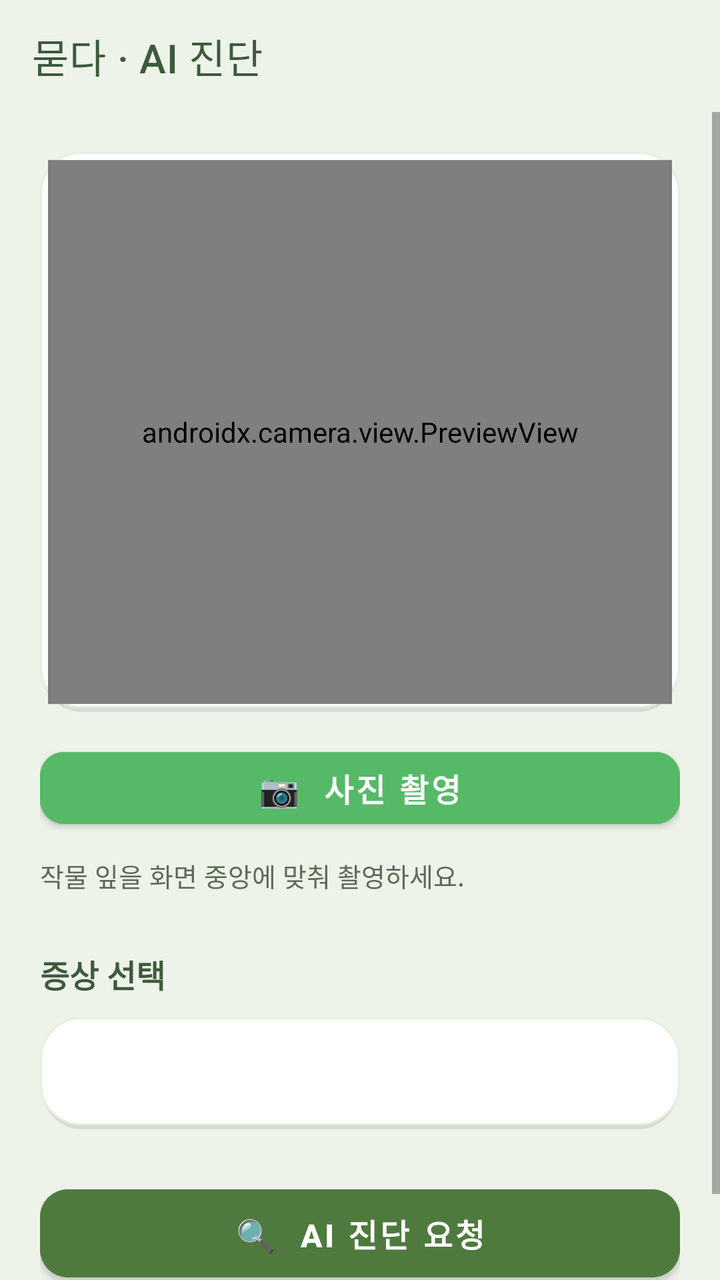
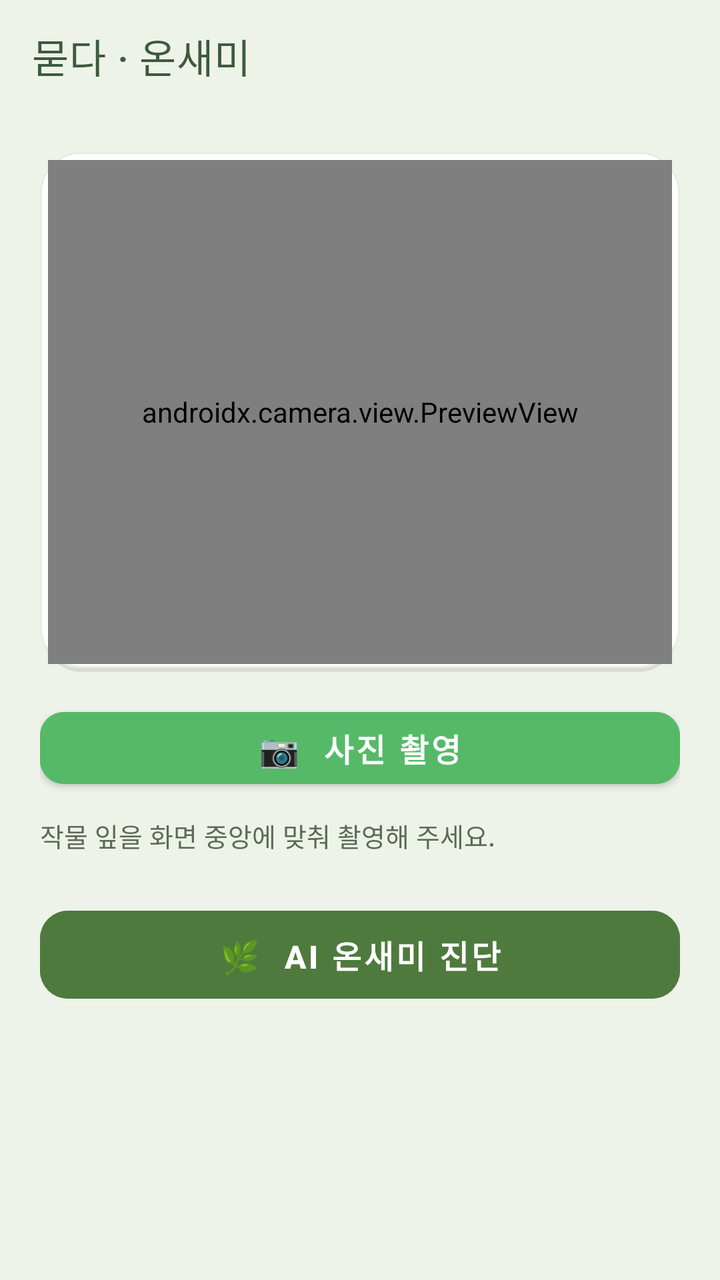

Two renders of the same Android screen: before a commit and after it. Below are the layout's source before the change and the commit's diff.
<!-- AndroidManifest.xml: activity theme Theme.Kiuda -->
<!-- res/layout/activity_ask.xml -->
<?xml version="1.0" encoding="utf-8"?>
<LinearLayout xmlns:android="http://schemas.android.com/apk/res/android"
    xmlns:app="http://schemas.android.com/apk/res-auto"
    android:layout_width="match_parent"
    android:layout_height="match_parent"
    android:orientation="vertical"
    android:background="@color/neo_bg">

    <com.google.android.material.appbar.MaterialToolbar
        android:id="@+id/toolbar"
        android:layout_width="match_parent"
        android:layout_height="?attr/actionBarSize"
        android:background="@color/neo_bg"
        app:titleTextColor="@color/neo_text_dark"
        app:title="묻다 · AI 진단"
        app:navigationIconTint="@color/neo_text_dark" />

    <ScrollView
        android:layout_width="match_parent"
        android:layout_height="0dp"
        android:layout_weight="1"
        android:clipToPadding="false"
        android:paddingBottom="20dp">

        <LinearLayout
            android:layout_width="match_parent"
            android:layout_height="wrap_content"
            android:orientation="vertical"
            android:padding="20dp">

            
            <FrameLayout
                android:layout_width="match_parent"
                android:layout_height="280dp"
                android:background="@drawable/bg_neo_card"
                android:padding="4dp">

                <androidx.camera.view.PreviewView
                    android:id="@+id/previewView"
                    android:layout_width="match_parent"
                    android:layout_height="match_parent"
                    android:background="#1A2E1A" />
            </FrameLayout>

            <com.google.android.material.button.MaterialButton
                android:id="@+id/btnCapture"
                android:layout_width="match_parent"
                android:layout_height="48dp"
                android:layout_marginTop="14dp"
                android:text="📷  사진 촬영"
                android:textStyle="bold"
                app:cornerRadius="12dp"
                android:backgroundTint="@color/neo_green_primary" />

            <TextView
                android:id="@+id/tvStatus"
                android:layout_width="wrap_content"
                android:layout_height="wrap_content"
                android:layout_marginTop="10dp"
                android:text="작물 잎을 화면 중앙에 맞춰 촬영하세요."
                android:textSize="13sp"
                android:textColor="@color/neo_muted" />

            
            <TextView
                android:layout_width="wrap_content"
                android:layout_height="wrap_content"
                android:layout_marginTop="28dp"
                android:text="증상 선택"
                android:textSize="16sp"
                android:textStyle="bold"
                android:textColor="@color/neo_text_dark" />

            <LinearLayout
                android:id="@+id/containerSymptoms"
                android:layout_width="match_parent"
                android:layout_height="wrap_content"
                android:orientation="vertical"
                android:layout_marginTop="10dp"
                android:padding="16dp"
                android:background="@drawable/bg_neo_card"
                android:minHeight="56dp" />

            <com.google.android.material.button.MaterialButton
                android:id="@+id/btnDiagnose"
                android:layout_width="match_parent"
                android:layout_height="56dp"
                android:layout_marginTop="24dp"
                android:text="🔍  AI 진단 요청"
                android:textSize="16sp"
                android:textStyle="bold"
                app:cornerRadius="14dp"
                android:backgroundTint="@color/neo_green_dark" />

            <ProgressBar
                android:id="@+id/progress"
                android:layout_width="wrap_content"
                android:layout_height="wrap_content"
                android:layout_gravity="center"
                android:layout_marginTop="16dp"
                android:indeterminateTint="@color/neo_green_primary"
                android:visibility="gone" />

        </LinearLayout>
    </ScrollView>
</LinearLayout>
<!-- resources referenced by this layout -->
<resources>
  <color name="neo_bg">#EEF3EA</color>
  <color name="neo_green_dark">#4F7A3E</color>
  <color name="neo_green_primary">#56B968</color>
  <color name="neo_muted">#5C6B55</color>
  <color name="neo_text_dark">#3D5A3D</color>
  <!-- drawable bg_neo_card (drawable) -->
  <?xml version="1.0" encoding="utf-8"?>
  <layer-list xmlns:android="http://schemas.android.com/apk/res/android">
      <item android:left="1dp" android:top="2dp" android:right="1dp" android:bottom="0dp">
          <shape android:shape="rectangle">
              <solid android:color="#18000000" />
              <corners android:radius="20dp" />
          </shape>
      </item>
      <item android:bottom="2dp">
          <shape android:shape="rectangle">
              <solid android:color="#FFFFFF" />
              <corners android:radius="20dp" />
              <stroke android:width="1dp" android:color="#E5EFE0" />
          </shape>
      </item>
  </layer-list>
  <style name="Theme.Kiuda" parent="Theme.MaterialComponents.DayNight.NoActionBar">
          <item name="colorPrimary">@color/neo_green_primary</item>
          <item name="colorPrimaryVariant">@color/neo_green_dark</item>
          <item name="colorOnPrimary">@color/neo_white</item>
          <item name="colorSecondary">@color/neo_leaf</item>
          <item name="colorOnSecondary">@color/neo_white</item>
          <item name="colorSurface">@color/neo_bg</item>
          <item name="colorOnSurface">@color/neo_text</item>
          <item name="android:colorBackground">@color/neo_bg</item>
          <item name="android:statusBarColor">@color/neo_green_dark</item>
          <item name="android:navigationBarColor">@color/neo_bg</item>
          <item name="android:windowLightStatusBar">false</item>
          <item name="materialButtonStyle">@style/Widget.Kiuda.Button</item>
      </style>
  <color name="neo_white">#FFFFFF</color>
  <color name="neo_leaf">#7CB342</color>
  <color name="neo_text">#2C3A28</color>
  <style name="Widget.Kiuda.Button" parent="Widget.MaterialComponents.Button">
          <item name="cornerRadius">12dp</item>
          <item name="android:textAllCaps">false</item>
          <item name="android:textSize">16sp</item>
          <item name="backgroundTint">@color/neo_green_primary</item>
          <item name="android:textColor">@color/neo_white</item>
      </style>
</resources>

<!-- the commit's change to res/layout/activity_ask.xml (unified diff, before → after) -->
@@ -12,7 +12,7 @@
         android:layout_height="?attr/actionBarSize"
         android:background="@color/neo_bg"
         app:titleTextColor="@color/neo_text_dark"
-        app:title="묻다 · AI 진단"
+        app:title="묻다 · 온새미"
         app:navigationIconTint="@color/neo_text_dark" />
 
     <ScrollView
@@ -28,10 +28,9 @@
             android:orientation="vertical"
             android:padding="20dp">
 
-            
             <FrameLayout
                 android:layout_width="match_parent"
-                android:layout_height="280dp"
+                android:layout_height="260dp"
                 android:background="@drawable/bg_neo_card"
                 android:padding="4dp">
 
@@ -54,22 +53,35 @@
 
             <TextView
                 android:id="@+id/tvStatus"
-                android:layout_width="wrap_content"
+                android:layout_width="match_parent"
                 android:layout_height="wrap_content"
                 android:layout_marginTop="10dp"
-                android:text="작물 잎을 화면 중앙에 맞춰 촬영하세요."
+                android:text="작물 잎을 화면 중앙에 맞춰 촬영해 주세요."
                 android:textSize="13sp"
-                android:textColor="@color/neo_muted" />
+                android:textColor="@color/neo_muted"
+                android:lineSpacingExtra="2dp" />
 
             
             <TextView
+                android:id="@+id/tvPredictTitle"
                 android:layout_width="wrap_content"
                 android:layout_height="wrap_content"
-                android:layout_marginTop="28dp"
-                android:text="증상 선택"
+                android:layout_marginTop="24dp"
+                android:text="온새미가 사진으로 짐작한 질문"
                 android:textSize="16sp"
                 android:textStyle="bold"
-                android:textColor="@color/neo_text_dark" />
+                android:textColor="@color/neo_text_dark"
+                android:visibility="gone" />
+
+            <TextView
+                android:id="@+id/tvPredictHint"
+                android:layout_width="match_parent"
+                android:layout_height="wrap_content"
+                android:layout_marginTop="4dp"
+                android:text="해당되는 항목을 골라 주세요. 여러 개 선택 가능해요."
+                android:textSize="12sp"
+                android:textColor="@color/neo_muted"
+                android:visibility="gone" />
 
             <LinearLayout
                 android:id="@+id/containerSymptoms"
@@ -77,20 +89,60 @@
                 android:layout_height="wrap_content"
                 android:orientation="vertical"
                 android:layout_marginTop="10dp"
-                android:padding="16dp"
+                android:padding="14dp"
                 android:background="@drawable/bg_neo_card"
-                android:minHeight="56dp" />
+                android:minHeight="48dp"
+                android:visibility="gone" />
+
+            
+            <TextView
+                android:id="@+id/tvCustomLabel"
+                android:layout_width="wrap_content"
+                android:layout_height="wrap_content"
+                android:layout_marginTop="16dp"
+                android:text="직접 물어보기"
+                android:textSize="14sp"
+                android:textStyle="bold"
+                android:textColor="@color/neo_text_dark"
+                android:visibility="gone" />
+
+            <com.google.android.material.textfield.TextInputLayout
+                android:id="@+id/tilCustomQuestion"
+                android:layout_width="match_parent"
+                android:layout_height="wrap_content"
+                android:layout_marginTop="8dp"
+                style="@style/Widget.MaterialComponents.TextInputLayout.OutlinedBox"
+                app:boxCornerRadiusTopStart="12dp"
+                app:boxCornerRadiusTopEnd="12dp"
+                app:boxCornerRadiusBottomStart="12dp"
+                app:boxCornerRadiusBottomEnd="12dp"
+                app:boxStrokeColor="@color/neo_green_primary"
+                app:hintEnabled="false"
+                android:visibility="gone">
+
+                <com.google.android.material.textfield.TextInputEditText
+                    android:id="@+id/etCustomQuestion"
+                    android:layout_width="match_parent"
+                    android:layout_height="wrap_content"
+                    android:hint="예: 잎 끝이 마르는데 물 부족일까요?"
+                    android:inputType="textMultiLine"
+                    android:minLines="2"
+                    android:maxLines="4"
+                    android:textSize="14sp"
+                    android:padding="14dp" />
+            </com.google.android.material.textfield.TextInputLayout>
 
             <com.google.android.material.button.MaterialButton
                 android:id="@+id/btnDiagnose"
                 android:layout_width="match_parent"
                 android:layout_height="56dp"
-                android:layout_marginTop="24dp"
-                android:text="🔍  AI 진단 요청"
+                android:layout_marginTop="22dp"
+                android:text="🌿  AI 온새미 진단"
                 android:textSize="16sp"
                 android:textStyle="bold"
                 app:cornerRadius="14dp"
-                android:backgroundTint="@color/neo_green_dark" />
+                android:backgroundTint="@color/neo_green_dark"
+                android:enabled="false" />
 
             <ProgressBar
                 android:id="@+id/progress"
